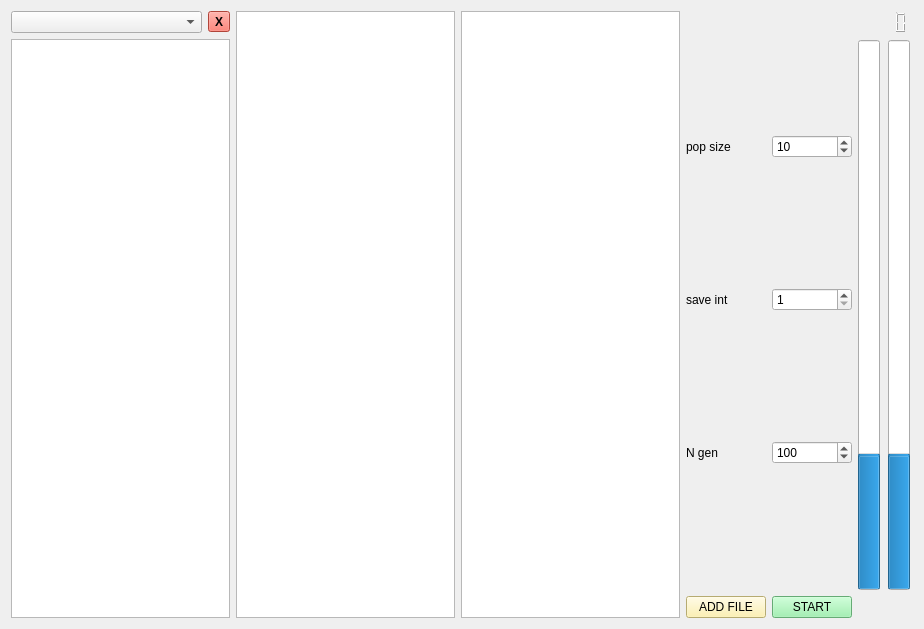
First picture: the form in qt/gen_alg_form.ui, repository idergunoff/geovel_1.0, before the edit.
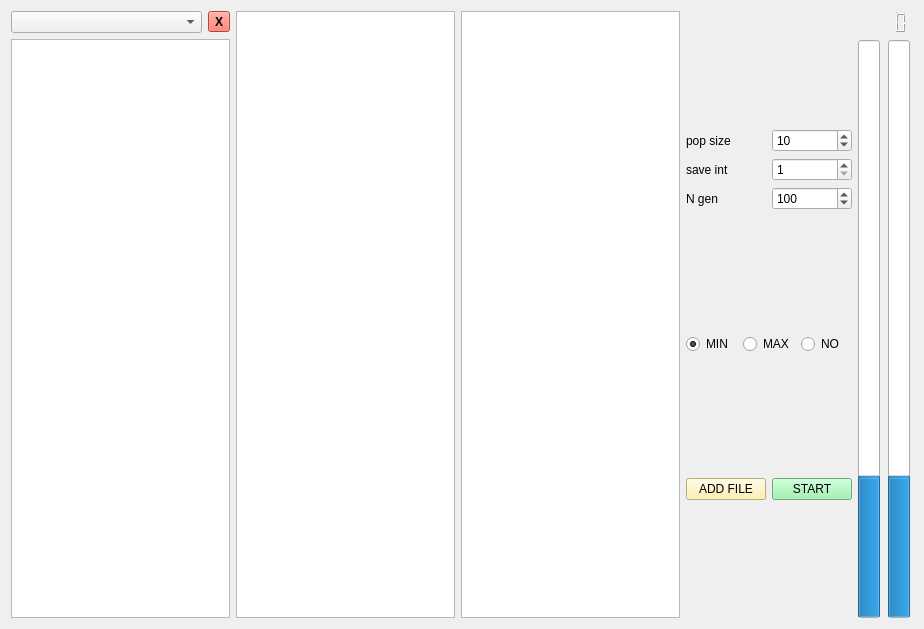
Second picture: the form after the edit.

Commit message: genetic algorithm classification -> add type_problem

Diff of the .ui file:
```diff
--- a/qt/gen_alg_form.ui
+++ b/qt/gen_alg_form.ui
@@ -131,7 +131,70 @@
            </item>
           </layout>
          </item>
+         <item row="1" column="0">
+          <layout class="QGridLayout" name="gridLayout_13">
+           <item row="0" column="2">
+            <widget class="QRadioButton" name="radioButton_pareto_no">
+             <property name="text">
+              <string>NO</string>
+             </property>
+             <attribute name="buttonGroup">
+              <string notr="true">buttonGroup</string>
+             </attribute>
+            </widget>
+           </item>
+           <item row="0" column="0">
+            <widget class="QRadioButton" name="radioButton_pareto_min">
+             <property name="text">
+              <string>MIN</string>
+             </property>
+             <property name="checked">
+              <bool>true</bool>
+             </property>
+             <attribute name="buttonGroup">
+              <string notr="true">buttonGroup</string>
+             </attribute>
+            </widget>
+           </item>
          <item row="0" column="1">
+            <widget class="QRadioButton" name="radioButton_pareto_max">
+             <property name="text">
+              <string>MAX</string>
+             </property>
+             <attribute name="buttonGroup">
+              <string notr="true">buttonGroup</string>
+             </attribute>
+            </widget>
+           </item>
+          </layout>
+         </item>
+         <item row="2" column="0">
+          <layout class="QGridLayout" name="gridLayout_14">
+           <item row="0" column="0">
+            <widget class="QPushButton" name="pushButton_add_file">
+             <property name="styleSheet">
+              <string notr="true">background-color: rgb(255, 239, 158);</string>
+             </property>
+             <property name="text">
+              <string>ADD FILE</string>
+             </property>
+            </widget>
+           </item>
+           <item row="0" column="1">
+            <widget class="QPushButton" name="pushButton_start_gen">
+             <property name="styleSheet">
+              <string notr="true">background-color: rgb(143, 240, 164);</string>
+             </property>
+             <property name="text">
+              <string>START</string>
+             </property>
+            </widget>
+           </item>
+          </layout>
+         </item>
+        </layout>
+       </item>
+       <item row="0" column="2">
           <layout class="QGridLayout" name="gridLayout">
            <item row="0" column="0" colspan="2">
             <widget class="QLCDNumber" name="lcdNumber_generation">
@@ -184,32 +247,6 @@
            </item>
           </layout>
          </item>
-         <item row="1" column="0">
-          <layout class="QGridLayout" name="gridLayout_14">
-           <item row="0" column="0">
-            <widget class="QPushButton" name="pushButton_add_file">
-             <property name="styleSheet">
-              <string notr="true">background-color: rgb(255, 239, 158);</string>
-             </property>
-             <property name="text">
-              <string>ADD FILE</string>
-             </property>
-            </widget>
-           </item>
-           <item row="0" column="1">
-            <widget class="QPushButton" name="pushButton_start_gen">
-             <property name="styleSheet">
-              <string notr="true">background-color: rgb(143, 240, 164);</string>
-             </property>
-             <property name="text">
-              <string>START</string>
-             </property>
-            </widget>
-           </item>
-          </layout>
-         </item>
-        </layout>
-       </item>
       </layout>
      </item>
     </layout>
```
Left out of the diff: 41 changed lines with no effect on the pictures. Lines whose indentation alone changed are shown as unchanged. The commit also changes 2 other files.
